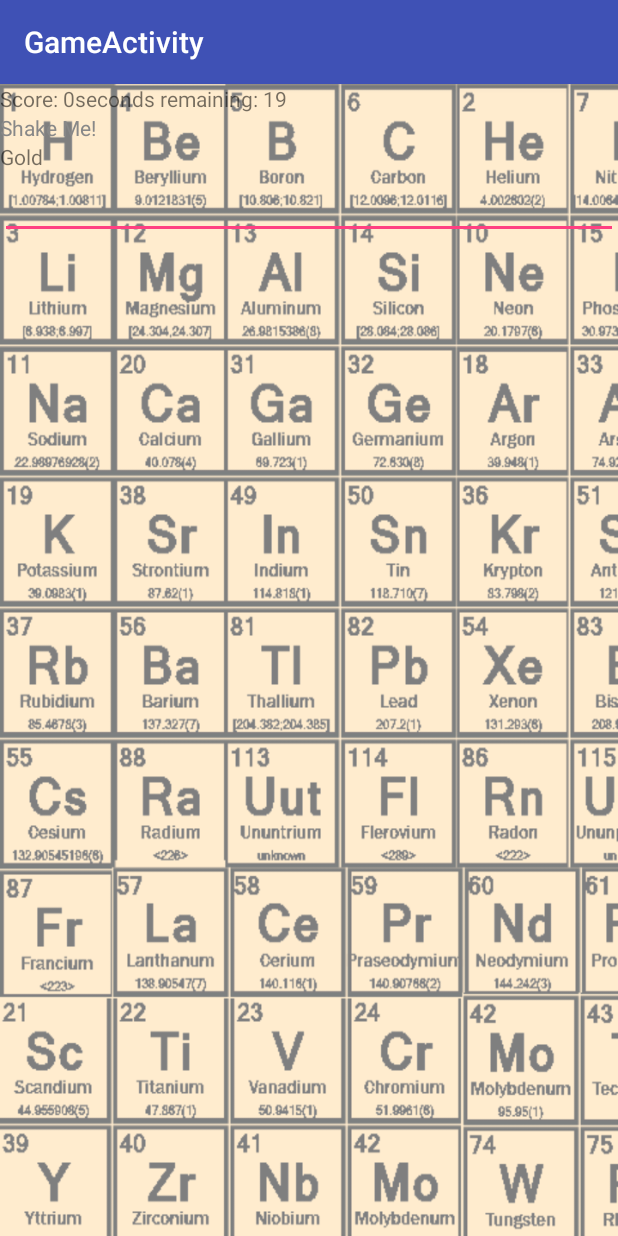
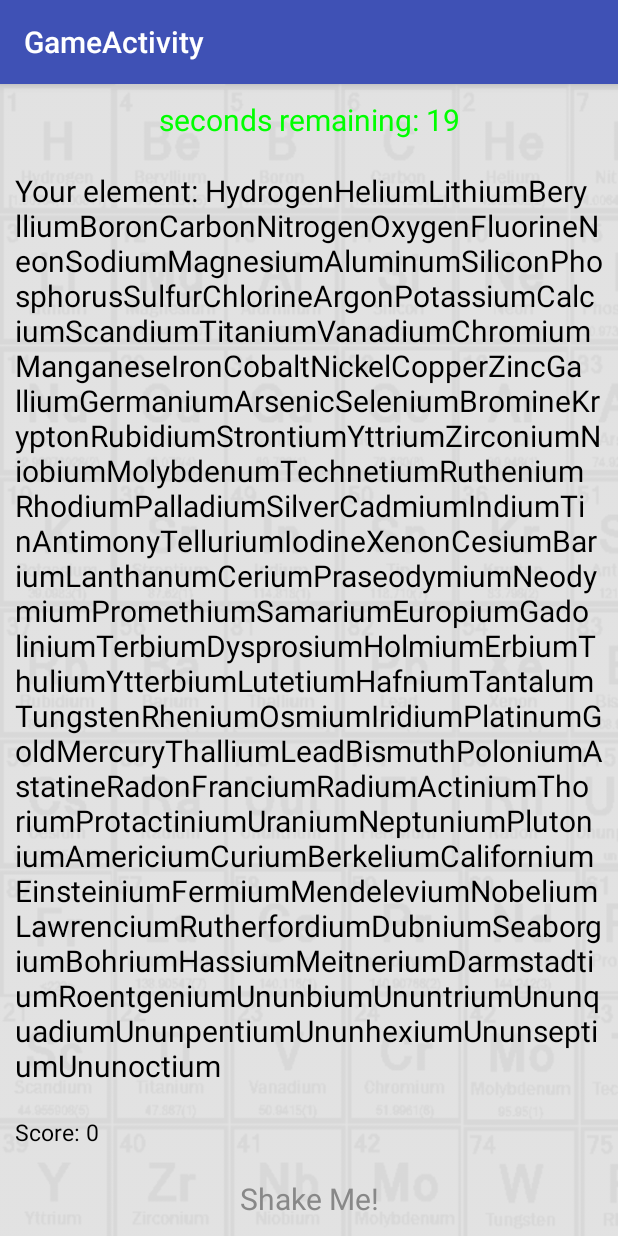
Before and after one commit to ZhouMing9919/CP3406EducationApp, an Android app: the GameActivity screen opened directly, with no data from a screen before it, on a phone screen of 412 x 824 dp. Run offline under Robolectric (Android 15) with nearby library versions, the phone set to English and light mode, and no system bars; pictures from the network do not load.

Commit message:
18th commit: Added all ellements on the periodic table

```diff
--- a/app/src/main/java/com/example/example/educationapp/GameActivity.java
+++ b/app/src/main/java/com/example/example/educationapp/GameActivity.java
@@ -29,6 +29,7 @@ public class GameActivity extends AppCompatActivity implements SensorEventListen
     private TextView shakeNotice;
     private TextView elementName;
     private EditText answerInput;
+    private TextView gameOutput;
     private SensorManager mSensorManager;
     private Sensor mSensor;
     int randomIndex;
@@ -57,8 +58,10 @@ public class GameActivity extends AppCompatActivity implements SensorEventListen
         shakeNotice = (TextView) findViewById(R.id.shakeNotice);
         elementName = (TextView) findViewById(R.id.elementName);
         answerInput = (EditText) findViewById(R.id.answerInput);
+        gameOutput = (TextView) findViewById(R.id.gameOutput);
         mSensorManager = (SensorManager) getSystemService(Context.SENSOR_SERVICE);
         mSensor = mSensorManager.getDefaultSensor(Sensor.TYPE_ACCELEROMETER);
+        timeField.setTextColor(Color.GREEN);
         shakeNotice.setTextColor(Color.GRAY);
         playerScoreField.setText("Score: " + playerScore);
         createTimer();
@@ -121,8 +124,8 @@ public class GameActivity extends AppCompatActivity implements SensorEventListen
     public void getElementName() {
         randomIndex = 0;
         Random generator = new Random();
-        randomIndex = generator.nextInt(7);
-        elementName.setText(_gameData.elementNamesList.get(randomIndex));
+        randomIndex = generator.nextInt(118);
+        elementName.setText("Your element: " + _gameData.elementNamesList.get(randomIndex));
         System.out.println(randomIndex);
     }
 
@@ -130,6 +133,9 @@ public class GameActivity extends AppCompatActivity implements SensorEventListen
         countDownTimer = new CountDownTimer(clockTime, 1000) {
             public void onTick(long millisUntilFinished) {
                 timeField.setText("seconds remaining: " + millisUntilFinished / 1000);
+                if (millisUntilFinished < 5000){
+                    timeField.setTextColor(Color.RED);
+                }
                 clockTime = millisUntilFinished;
             }
 
@@ -149,6 +155,9 @@ public class GameActivity extends AppCompatActivity implements SensorEventListen
         countDownTimer = new CountDownTimer(clockTime, 1000) {
             public void onTick(long millisUntilFinished) {
                 timeField.setText("seconds remaining: " + millisUntilFinished / 1000);
+                if (millisUntilFinished < 5000){
+                    timeField.setTextColor(Color.RED);
+                }
                 clockTime = millisUntilFinished;
             }
 
--- a/app/src/main/java/com/example/example/educationapp/GameData.java
+++ b/app/src/main/java/com/example/example/educationapp/GameData.java
@@ -5,13 +5,41 @@ import java.util.ArrayList;
 import java.util.Collections;
 
 //This is where the data needed to run the game will be created and stored
-class GameData implements Serializable{
-    String[] elementNames = new String[]{"Sodium", "Hydrogen", "Helium", "Gold", "Iron", "Nickle", "Cobalt"};
-    String[] elementSymbols = new String[]{"Na", "H", "He", "Ag", "Fe", "Ni", "Co"};
+class GameData implements Serializable {
+    String[] elementNames = new String[]{"Hydrogen" + "Helium" + "Lithium" + "Beryllium" + "Boron"
+            + "Carbon" + "Nitrogen" + "Oxygen" + "Fluorine" + "Neon" + "Sodium" + "Magnesium"
+            + "Aluminum" + "Silicon" + "Phosphorus" + "Sulfur" + "Chlorine" + "Argon" + "Potassium"
+            + "Calcium" + "Scandium" + "Titanium" + "Vanadium" + "Chromium" + "Manganese" + "Iron"
+            + "Cobalt" + "Nickel" + "Copper" + "Zinc" + "Gallium" + "Germanium" + "Arsenic"
+            + "Selenium" + "Bromine" + "Krypton" + "Rubidium" + "Strontium" + "Yttrium" + "Zirconium"
+            + "Niobium" + "Molybdenum" + "Technetium" + "Ruthenium" + "Rhodium" + "Palladium"
+            + "Silver" + "Cadmium" + "Indium" + "Tin" + "Antimony" + "Tellurium" + "Iodine"
+            + "Xenon" + "Cesium" + "Barium" + "Lanthanum" + "Cerium" + "Praseodymium" + "Neodymium"
+            + "Promethium" + "Samarium" + "Europium" + "Gadolinium" + "Terbium" + "Dysprosium"
+            + "Holmium" + "Erbium" + "Thulium" + "Ytterbium" + "Lutetium" + "Hafnium" + "Tantalum"
+            + "Tungsten" + "Rhenium" + "Osmium" + "Iridium" + "Platinum" + "Gold" + "Mercury"
+            + "Thallium" + "Lead" + "Bismuth" + "Polonium" + "Astatine" + "Radon" + "Francium"
+            + "Radium" + "Actinium" + "Thorium" + "Protactinium" + "Uranium" + "Neptunium"
+            + "Plutonium" + "Americium" + "Curium" + "Berkelium" + "Californium" + "Einsteinium"
+            + "Fermium" + "Mendelevium" + "Nobelium" + "Lawrencium" + "Rutherfordium"
+            + "Dubnium" + "Seaborgium" + "Bohrium" + "Hassium" + "Meitnerium" + "Darmstadtium"
+            + "Roentgenium" + "Ununbium" + "Ununtrium" + "Ununquadium" + "Ununpentium"
+            + "Ununhexium" + "Ununseptium" + "Ununoctium"};
+
+    String[] elementSymbols = new String[]{"H" + "He" + "Li" + "Be" + "B" + "C" + "N" + "O" + "F"
+            + "Ne" + "Na" + "Mg" + "Al" + "Si" + "P" + "S" + "Cl" + "Ar" + "K" + "Ca" + "Sc" + "Ti"
+            + "V" + "Cr" + "Mn" + "Fe" + "Co" + "Ni" + "Cu" + "Zn" + "Ga" + "Ge" + "As" + "Se" + "Br"
+            + "Kr" + "Rb" + "Sr" + "Y" + "Zr" + "Nb" + "Mo" + "Tc" + "Ru" + "Rh" + "Pd" + "Ag"
+            + "Cd" + "In" + "Sn" + "Sb" + "Te" + "I" + "Xe" + "Cs" + "Ba" + "La" + "Ce" + "Pr"
+            + "Nd" + "Pm" + "Sm" + "Eu" + "Gd" + "Tb" + "Dy" + "Ho" + "Er" + "Tm" + "Yb"
+            + "Lu" + "Hf" + "Ta" + "W" + "Re" + "Os" + "Ir" + "Pt" + "Au" + "Hg" + "Tl" + "Pb" + "Bi"
+            + "Po" + "At" + "Rn" + "Fr" + "Ra" + "Ac" + "Th" + "Pa" + "U" + "Np" + "Pu" + "Am"
+            + "Cm" + "Bk" + "Cf" + "Es" + "Fm" + "Md" + "No" + "Lr" + "Rf" + "Db" + "Sg" + "Bh"
+            + "Hs" + "Mt" + "Ds" + "Rg" + "Uub" + "Uut" + "Uuq" + "Uup" + "Uuh" + "Uus" + "Uuo"};
     ArrayList<String> elementNamesList;
     ArrayList<String> elementSymbolsList;
 
-    GameData(){
+    GameData() {
         this.elementNamesList = new ArrayList<String>();
         Collections.addAll(elementNamesList, elementNames);
         this.elementSymbolsList = new ArrayList<String>();
--- a/app/src/main/res/layout/content_game.xml
+++ b/app/src/main/res/layout/content_game.xml
@@ -4,48 +4,62 @@
     xmlns:tools="http://schemas.android.com/tools"
     android:layout_width="match_parent"
     android:layout_height="match_parent"
-    android:background="@drawable/background_yellow"
+    android:background="@drawable/background_light"
     android:orientation="vertical"
     app:layout_behavior="@string/appbar_scrolling_view_behavior"
     tools:context="com.example.example.educationapp.GameActivity"
     tools:showIn="@layout/activity_game">
 
 
-    <LinearLayout
+    <TextView
+        android:id="@+id/timeField"
         android:layout_width="match_parent"
         android:layout_height="wrap_content"
-        android:orientation="horizontal">
+        android:gravity="center"
+        android:padding="@dimen/DefaultPadding"
+        android:textSize="@dimen/large_title_text" />
 
-        <TextView
-            android:id="@+id/playerScoreField"
-            android:layout_width="wrap_content"
-            android:layout_height="wrap_content" />
+    <TextView
+        android:id="@+id/elementName"
+        android:layout_width="match_parent"
+        android:layout_height="wrap_content"
+        android:padding="@dimen/DefaultPadding"
+        android:textColor="@android:color/black"
+        android:textSize="@dimen/large_title_text" />
 
-        <TextView
-            android:id="@+id/timeField"
-            android:layout_width="wrap_content"
-            android:layout_height="wrap_content" />
-
-    </LinearLayout>
+    <TextView
+        android:id="@+id/playerScoreField"
+        android:layout_width="match_parent"
+        android:layout_height="wrap_content"
+        android:padding="@dimen/DefaultPadding"
+        android:textColor="@android:color/black"
+        android:textSize="@dimen/medium_text_size" />
 
     <TextView
         android:id="@+id/shakeNotice"
         android:layout_width="match_parent"
         android:layout_height="wrap_content"
-        android:text="@string/shake_notice" />
-
-    <TextView
-
-        android:id="@+id/elementName"
-        android:layout_width="match_parent"
-        android:layout_height="wrap_content" />
+        android:gravity="center"
+        android:padding="@dimen/DefaultPadding"
+        android:text="@string/shake_notice"
+        android:textSize="@dimen/large_title_text" />
 
 
     <EditText
         android:id="@+id/answerInput"
         android:layout_width="match_parent"
         android:layout_height="wrap_content"
-        android:inputType="text" />
+        android:inputType="text"
+        android:padding="@dimen/DefaultPadding" />
+
+    <TextView
+
+        android:id="@+id/gameOutput"
+        android:layout_width="match_parent"
+        android:layout_height="wrap_content"
+        android:padding="@dimen/DefaultPadding"
+        android:textColor="@android:color/holo_red_dark"
+        android:textSize="@dimen/medium_text_size" />
 
 
 </LinearLayout>
--- a/app/src/main/res/layout/content_high_score.xml
+++ b/app/src/main/res/layout/content_high_score.xml
@@ -4,6 +4,7 @@
     xmlns:tools="http://schemas.android.com/tools"
     android:layout_width="match_parent"
     android:layout_height="match_parent"
+    android:background="@drawable/background_light"
     android:orientation="vertical"
     app:layout_behavior="@string/appbar_scrolling_view_behavior"
     tools:context="com.example.example.educationapp.HighScoreActivity"
--- a/app/src/main/res/layout/content_main.xml
+++ b/app/src/main/res/layout/content_main.xml
@@ -4,42 +4,43 @@
     xmlns:tools="http://schemas.android.com/tools"
     android:layout_width="match_parent"
     android:layout_height="match_parent"
+    android:background="@drawable/background_light"
     android:orientation="vertical"
     app:layout_behavior="@string/appbar_scrolling_view_behavior"
     tools:context="com.example.example.educationapp.MainActivity"
     tools:showIn="@layout/activity_main">
 
     <TextView
+        android:id="@+id/textView2"
         android:layout_width="match_parent"
-        android:background="@drawable/game_title"
         android:layout_height="wrap_content"
-        android:id="@+id/textView2" />
+        android:background="@drawable/game_title" />
 
     <Button
         android:id="@+id/button1"
         android:layout_width="match_parent"
         android:layout_height="wrap_content"
+        android:layout_above="@+id/button4"
+        android:layout_alignParentStart="true"
         android:background="@drawable/start_button"
-        android:onClick="startGame"
-        android:layout_above="@+id/button4"
-        android:layout_alignParentStart="true" />
+        android:onClick="startGame" />
 
-   <Button
-       android:layout_width="match_parent"
-       android:background="@drawable/how_to_play"
-       android:onClick="howToPlay"
-       android:layout_height="wrap_content"
-       android:layout_above="@+id/button3"
-       android:layout_alignParentStart="true"
-       android:id="@+id/button4" />
+    <Button
+        android:id="@+id/button4"
+        android:layout_width="match_parent"
+        android:layout_height="wrap_content"
+        android:layout_above="@+id/button3"
+        android:layout_alignParentStart="true"
+        android:background="@drawable/how_to_play"
+        android:onClick="howToPlay" />
 
     <Button
         android:id="@+id/button3"
         android:layout_width="match_parent"
         android:layout_height="wrap_content"
+        android:layout_alignParentBottom="true"
+        android:layout_alignParentStart="true"
         android:background="@drawable/quit_button"
-        android:onClick="quitGame"
-        android:layout_alignParentBottom="true"
-        android:layout_alignParentStart="true" />
+        android:onClick="quitGame" />
 
 </RelativeLayout>
--- a/app/src/main/res/layout/content_settings.xml
+++ b/app/src/main/res/layout/content_settings.xml
@@ -4,6 +4,7 @@
     xmlns:tools="http://schemas.android.com/tools"
     android:layout_width="match_parent"
     android:layout_height="match_parent"
+    android:background="@drawable/background_light"
     android:orientation="vertical"
     app:layout_behavior="@string/appbar_scrolling_view_behavior"
     tools:context="com.example.example.educationapp.SettingsActivity"
--- a/app/src/main/res/layout/dialog_game_over.xml
+++ b/app/src/main/res/layout/dialog_game_over.xml
@@ -2,6 +2,7 @@
 <LinearLayout xmlns:android="http://schemas.android.com/apk/res/android"
     android:layout_width="200dp"
     android:layout_height="200dp"
+    android:background="@drawable/background_light"
     android:orientation="vertical">
 
     <TextView
--- a/app/src/main/res/values/dimens.xml
+++ b/app/src/main/res/values/dimens.xml
@@ -2,4 +2,6 @@
     <dimen name="fab_margin">16dp</dimen>
     <dimen name="title_text_size">20sp</dimen>
     <dimen name="DefaultPadding">10dp</dimen>
+    <dimen name="large_title_text">20sp</dimen>
+    <dimen name="medium_text_size">15sp</dimen>
 </resources>
```
Also changed, not shown: app/src/main/res/drawable/background_blue.png (deleted), app/src/main/res/drawable/background_green.png (deleted), app/src/main/res/drawable/background_light.png (added), app/src/main/res/drawable/background_purple.png (deleted), app/src/main/res/drawable/background_yellow.png (deleted).
